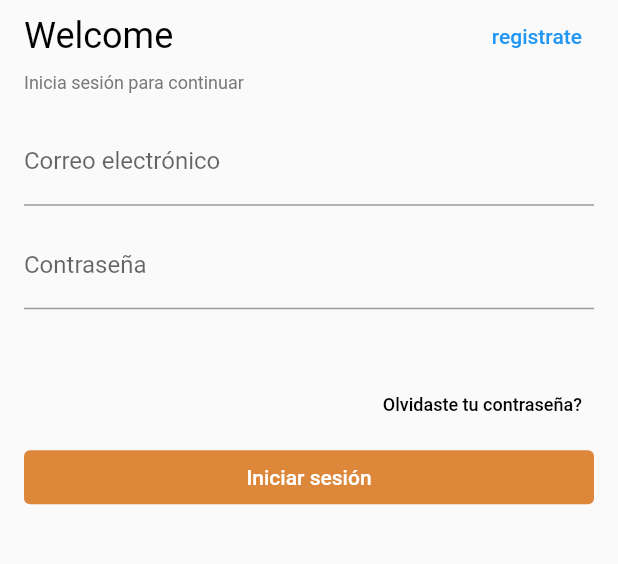
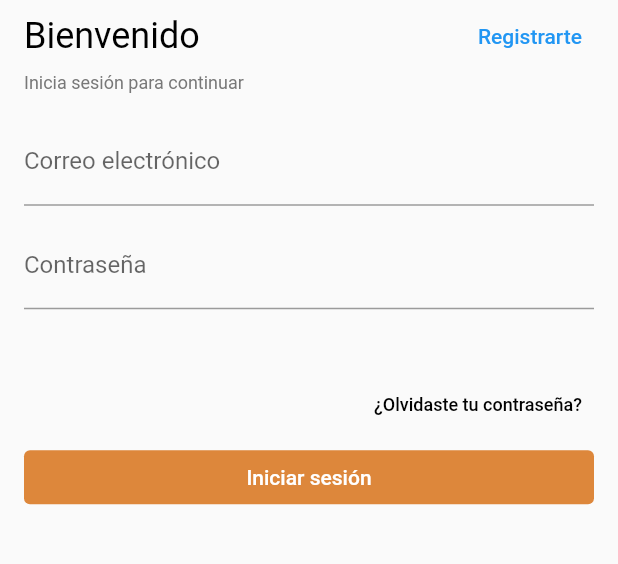
Before and after one commit to marlonc98/carvajal_test, a Flutter app: the screen it shows after launch, on a phone screen of 412 x 824 dp, the part 454-1018 px from its top. Run offline on Flutter 3.47's test engine with Material 2 defaults, Android fonts, the phone set to English and light mode, and no system bars; our stand-ins replace shared_preferences; accounts and stored records are empty.

Commit message:
update login
localizations

```diff
--- a/carvajal_test/lib/GlobalVars/Language/KeyWordsLocalization.dart
+++ b/carvajal_test/lib/GlobalVars/Language/KeyWordsLocalization.dart
@@ -13,6 +13,9 @@ class KeyWordsLocalization {
   static const loginLogin = "loginLogin";
   static const loginRecovery = "loginRecovery";
   static const loginWrongCredentials = "loginWrongCredentials";
+  static const loginWelcome = "loginWelcome";
+  static const loginWelcomeSubtitle = "loginWelcomeSubtitle";
+  static const loginRegister = "loginRegister";
   static const validatorEmail = "validatorEmail";
   static const validatorMatchField = "validatorMatchField";
   static const validatorMinlength = "validatorMinlength";
--- a/carvajal_test/lib/GlobalVars/Language/es.json
+++ b/carvajal_test/lib/GlobalVars/Language/es.json
@@ -13,6 +13,9 @@
   "loginLogin": "Iniciar sesión",
   "loginRecovery": "¿Olvidaste tu contraseña?",
   "loginWrongCredentials": "Credenciales erradas",
+  "loginWelcome": "Bienvenido",
+  "loginWelcomeSubtitle": "Inicia sesión para continuar",
+  "loginRegister": "Registrarte",
   "validatorEmail": "El correo no es valido",
   "validatorMatchField": "No coincide con el campo \"{fieldName}\"",
   "validatorMinlength": "El campo debe tener {minLength} carácteres",
--- a/carvajal_test/lib/screens/LoginPage.dart
+++ b/carvajal_test/lib/screens/LoginPage.dart
@@ -33,7 +33,7 @@ class _LoginPageState extends State<LoginPage> {
           context, HomePage.route, (route) => false);
     else {
       ShowModal.showSnackBar(
-          context: context, text: "Usuario o contraseña invalida");
+          context: context, text: localizations.translate(keyText: KeyWordsLocalization.loginWrongCredentials));
       setState(() {
         activeForm = true;
       });
@@ -57,18 +57,18 @@ class _LoginPageState extends State<LoginPage> {
                 children: [
                   Expanded(
                       child: TextStyled(
-                    text: "Welcome",
+                    text: localizations.translate(keyText: KeyWordsLocalization.loginWelcome),
                     type: TextStyledType.h2,
                   )),
                   TextButton(
                       onPressed: () =>
                           Navigator.pushNamed(context, RegisterPage.route),
-                      child: Text("registrate"))
+                      child: Text(localizations.translate(keyText: KeyWordsLocalization.loginRegister)))
                 ],
               ),
             ),
             TextStyled(
-              text: "Inicia sesión para continuar",
+              text: localizations.translate(keyText: KeyWordsLocalization.loginWelcomeSubtitle),
               light: true,
             ),
             SizedBox(height: 16.0),
@@ -113,7 +113,7 @@ class _LoginPageState extends State<LoginPage> {
                         TextButton(
                             onPressed: () => {},
                             child: TextStyled(
-                              text: "Olvidaste tu contraseña?",
+                              text: localizations.translate(keyText: KeyWordsLocalization.loginRecovery),
                               color: Colors.black,
                             ))
                       ],
```
